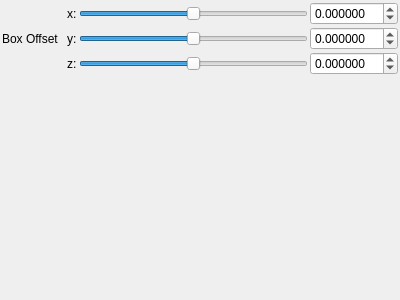
Old version of the form mandelbulber2/qt_data/fractal_transf_box_offset.ui in the repository buddhi1980/mandelbulber2.
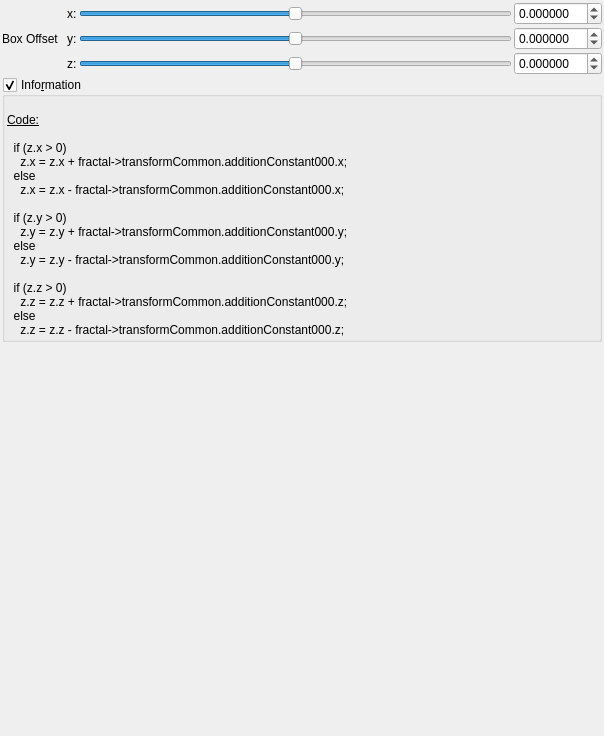
New version of the form. Custom widgets are drawn as their Qt base class.

Patch:
```diff
--- a/mandelbulber2/qt_data/fractal_transf_box_offset.ui
+++ b/mandelbulber2/qt_data/fractal_transf_box_offset.ui
@@ -6,8 +6,8 @@
    <rect>
     <x>0</x>
     <y>0</y>
-    <width>400</width>
-    <height>300</height>
+    <width>604</width>
+    <height>736</height>
    </rect>
   </property>
   <property name="windowTitle">
@@ -223,6 +223,72 @@
      </item>
     </layout>
    </item>
+   <item>
+    <widget class="MyGroupBox" name="groupCheck_info">
+     <property name="title">
+      <string>Info&amp;rmation</string>
+     </property>
+     <property name="flat">
+      <bool>false</bool>
+     </property>
+     <property name="checkable">
+      <bool>true</bool>
+     </property>
+     <layout class="QVBoxLayout" name="verticalLayout_2">
+      <property name="spacing">
+       <number>2</number>
+      </property>
+      <property name="leftMargin">
+       <number>2</number>
+      </property>
+      <property name="topMargin">
+       <number>2</number>
+      </property>
+      <property name="rightMargin">
+       <number>2</number>
+      </property>
+      <property name="bottomMargin">
+       <number>2</number>
+      </property>
+      <item>
+       <widget class="QLabel" name="label_4">
+        <property name="text">
+         <string>&lt;!DOCTYPE HTML PUBLIC &quot;-//W3C//DTD HTML 4.0//EN&quot; &quot;http://www.w3.org/TR/REC-html40/strict.dtd&quot;&gt;
+&lt;html&gt;&lt;head&gt;&lt;meta name=&quot;qrichtext&quot; content=&quot;1&quot; /&gt;&lt;style type=&quot;text/css&quot;&gt;
+p, li { white-space: pre-wrap; }
+&lt;/style&gt;&lt;/head&gt;&lt;body&gt;
+&lt;p style=&quot;-qt-paragraph-type:empty; margin-top:0px; margin-bottom:0px; margin-left:0px; margin-right:0px; -qt-block-indent:0; text-indent:0px;&quot;&gt;&lt;br /&gt;&lt;/p&gt;
+&lt;p style=&quot; margin-top:0px; margin-bottom:0px; margin-left:0px; margin-right:0px; -qt-block-indent:0; text-indent:0px;&quot;&gt;&lt;span style=&quot; text-decoration: underline;&quot;&gt;Code:&lt;/span&gt;&lt;/p&gt;
+&lt;p style=&quot;-qt-paragraph-type:empty; margin-top:0px; margin-bottom:0px; margin-left:0px; margin-right:0px; -qt-block-indent:0; text-indent:0px; text-decoration: underline;&quot;&gt;&lt;br /&gt;&lt;/p&gt;
+&lt;p style=&quot; margin-top:0px; margin-bottom:0px; margin-left:0px; margin-right:0px; -qt-block-indent:0; text-indent:0px;&quot;&gt;  if (z.x &amp;gt; 0)&lt;/p&gt;
+&lt;p style=&quot; margin-top:0px; margin-bottom:0px; margin-left:0px; margin-right:0px; -qt-block-indent:0; text-indent:0px;&quot;&gt;    z.x = z.x + fractal-&amp;gt;transformCommon.additionConstant000.x;&lt;/p&gt;
+&lt;p style=&quot; margin-top:0px; margin-bottom:0px; margin-left:0px; margin-right:0px; -qt-block-indent:0; text-indent:0px;&quot;&gt;  else&lt;/p&gt;
+&lt;p style=&quot; margin-top:0px; margin-bottom:0px; margin-left:0px; margin-right:0px; -qt-block-indent:0; text-indent:0px;&quot;&gt;    z.x = z.x - fractal-&amp;gt;transformCommon.additionConstant000.x;&lt;/p&gt;
+&lt;p style=&quot; margin-top:0px; margin-bottom:0px; margin-left:0px; margin-right:0px; -qt-block-indent:0; text-indent:0px;&quot;&gt;  &lt;/p&gt;
+&lt;p style=&quot; margin-top:0px; margin-bottom:0px; margin-left:0px; margin-right:0px; -qt-block-indent:0; text-indent:0px;&quot;&gt;  if (z.y &amp;gt; 0)&lt;/p&gt;
+&lt;p style=&quot; margin-top:0px; margin-bottom:0px; margin-left:0px; margin-right:0px; -qt-block-indent:0; text-indent:0px;&quot;&gt;    z.y = z.y + fractal-&amp;gt;transformCommon.additionConstant000.y;&lt;/p&gt;
+&lt;p style=&quot; margin-top:0px; margin-bottom:0px; margin-left:0px; margin-right:0px; -qt-block-indent:0; text-indent:0px;&quot;&gt;  else&lt;/p&gt;
+&lt;p style=&quot; margin-top:0px; margin-bottom:0px; margin-left:0px; margin-right:0px; -qt-block-indent:0; text-indent:0px;&quot;&gt;    z.y = z.y - fractal-&amp;gt;transformCommon.additionConstant000.y;&lt;/p&gt;
+&lt;p style=&quot; margin-top:0px; margin-bottom:0px; margin-left:0px; margin-right:0px; -qt-block-indent:0; text-indent:0px;&quot;&gt;  &lt;/p&gt;
+&lt;p style=&quot; margin-top:0px; margin-bottom:0px; margin-left:0px; margin-right:0px; -qt-block-indent:0; text-indent:0px;&quot;&gt;  if (z.z &amp;gt; 0)&lt;/p&gt;
+&lt;p style=&quot; margin-top:0px; margin-bottom:0px; margin-left:0px; margin-right:0px; -qt-block-indent:0; text-indent:0px;&quot;&gt;    z.z = z.z + fractal-&amp;gt;transformCommon.additionConstant000.z;&lt;/p&gt;
+&lt;p style=&quot; margin-top:0px; margin-bottom:0px; margin-left:0px; margin-right:0px; -qt-block-indent:0; text-indent:0px;&quot;&gt;  else&lt;/p&gt;
+&lt;p style=&quot; margin-top:0px; margin-bottom:0px; margin-left:0px; margin-right:0px; -qt-block-indent:0; text-indent:0px;&quot;&gt;    z.z = z.z - fractal-&amp;gt;transformCommon.additionConstant000.z;&lt;/p&gt;&lt;/body&gt;&lt;/html&gt;</string>
+        </property>
+        <property name="wordWrap">
+         <bool>true</bool>
+        </property>
+        <property name="openExternalLinks">
+         <bool>true</bool>
+        </property>
+        <property name="textInteractionFlags">
+         <set>Qt::LinksAccessibleByMouse|Qt::TextSelectableByMouse</set>
+        </property>
+       </widget>
+      </item>
+     </layout>
+    </widget>
+   </item>
    <item>
     <spacer name="verticalSpacer">
      <property name="orientation">
@@ -244,6 +310,12 @@
    <extends>QDoubleSpinBox</extends>
    <header>mydoublespinbox.h</header>
   </customwidget>
+  <customwidget>
+   <class>MyGroupBox</class>
+   <extends>QGroupBox</extends>
+   <header>mygroupbox.h</header>
+   <container>1</container>
+  </customwidget>
  </customwidgets>
  <resources/>
  <connections/>
```
